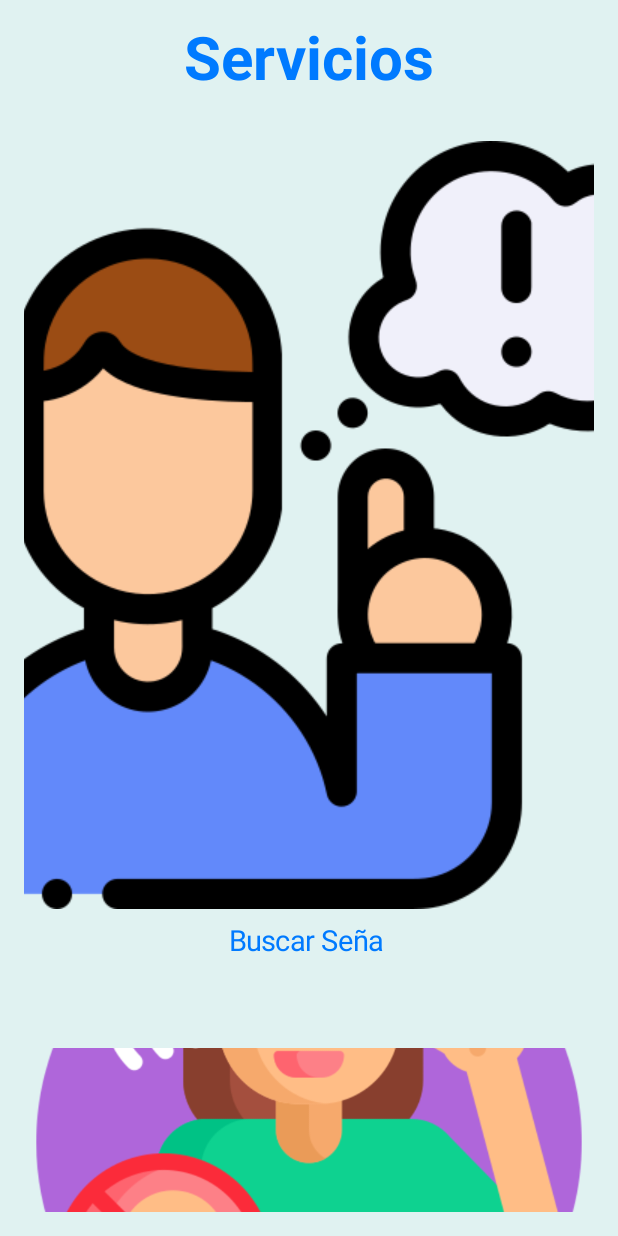
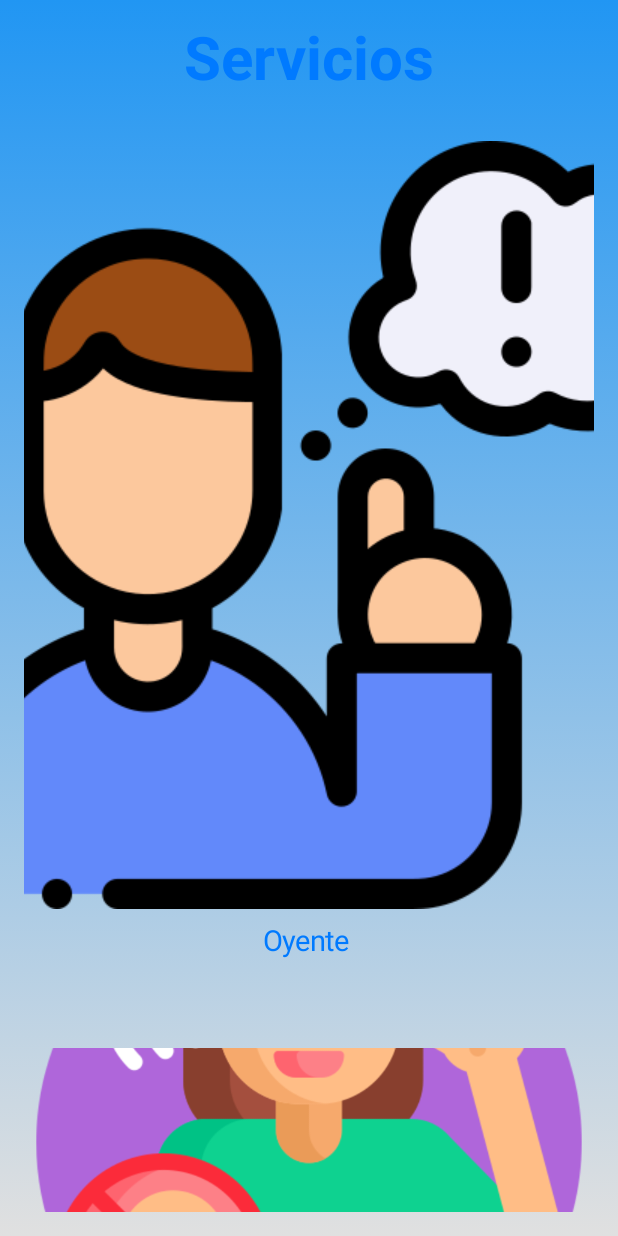
Before and after one commit to mariandev520/Signaaa, an Android app built with Jetpack Compose: the screen it shows after launch (MainActivity), after a tap on "Test App", on a phone screen of 412 x 824 dp. Run offline under Robolectric (Android 15) with nearby library versions, the phone set to English and light mode, and no system bars; libraries missing offline, so code that uses them is left out: ru.gildor.coroutines; 2 other taps on this screen came first.

Commit message:
cambios de diseño fondo

```diff
--- a/app/src/main/java/com/xilonet/signa/view/QuizCustomizer.kt
+++ b/app/src/main/java/com/xilonet/signa/view/QuizCustomizer.kt
@@ -11,17 +11,12 @@ import androidx.compose.foundation.layout.fillMaxSize
 import androidx.compose.foundation.layout.fillMaxWidth
 import androidx.compose.foundation.layout.height
 import androidx.compose.foundation.layout.padding
-import androidx.compose.foundation.layout.size
-import androidx.compose.foundation.shape.CircleShape
 import androidx.compose.foundation.text.ClickableText
-import androidx.compose.material.Icon
 import androidx.compose.material.Text
-import androidx.compose.material.icons.Icons
-import androidx.compose.material.icons.filled.Face
-import androidx.compose.material.icons.filled.Star
 import androidx.compose.runtime.Composable
 import androidx.compose.ui.Alignment
 import androidx.compose.ui.Modifier
+import androidx.compose.ui.graphics.Brush
 import androidx.compose.ui.graphics.Color
 import androidx.compose.ui.layout.ContentScale
 import androidx.compose.ui.res.painterResource
@@ -33,12 +28,21 @@ import androidx.compose.ui.unit.sp
 import androidx.navigation.NavController
 import com.xilonet.signa.R
 import com.xilonet.signa.controller.Screen
+import com.xilonet.signa.view.theme.SignaYellow
 
 
 @Composable
 fun EarIcons(navController: NavController) {
+
+    val gradientColors = listOf(
+
+        SignaYellow,
+        Color(0xFFE0E0E0)// Cambia esto al color de fondo que desees
+    )
+
+
     Image(
-        painter = painterResource(id = R.drawable.back), // Reemplaza con el ID de tu imagen de fondo
+        painter = painterResource(id = R.drawable.backa), // Reemplaza con el ID de tu imagen de fondo
         contentDescription = null,
         modifier = Modifier
             .fillMaxWidth()
@@ -51,7 +55,7 @@ fun EarIcons(navController: NavController) {
     Box(
         modifier = Modifier
             .fillMaxSize()
-            .background(Color(0xFFE0F2F1)) // Color pastel claro
+            .background(brush = Brush.verticalGradient(gradientColors)),
     ) {
         Column(
             modifier = Modifier
@@ -84,7 +88,7 @@ fun EarIcons(navController: NavController) {
             )
             Spacer(Modifier.padding(5.dp))
             Text(
-                text = "Buscar Seña ",
+                text = "Oyente ",
                 style = TextStyle(
                     fontSize = 19.sp, // Tamaño de fuente más grande
                     fontWeight = FontWeight.Normal,
@@ -105,7 +109,7 @@ fun EarIcons(navController: NavController) {
             )
             Spacer(Modifier.padding(5.dp))
             Text(
-                text = "Traductor de Señas",
+                text = "No Oyente",
                 style = TextStyle(
                     fontSize = 19.sp, // Tamaño de fuente más grande
                     fontWeight = FontWeight.Normal,
--- a/app/src/main/java/com/xilonet/signa/view/Start.kt
+++ b/app/src/main/java/com/xilonet/signa/view/Start.kt
@@ -89,7 +89,7 @@ fun DiccionariUI(context: Context, navController: NavController) {
 
 
     Image(
-        painter = painterResource(id = R.drawable.backa),
+        painter = painterResource(id = R.drawable.backaa),
         contentDescription = null,
         modifier = Modifier
             .fillMaxWidth()
```
Also changed, not shown: app/src/main/java/com/xilonet/signa/view/Inicio.kt (+10 -35 lines), app/src/main/java/com/xilonet/signa/view/Quiz.kt (+2 -17 lines), app/src/main/res/drawable/back.jpg (deleted), app/src/main/res/drawable/backa.jpg, app/src/main/res/drawable/backaa.jpg (added).
